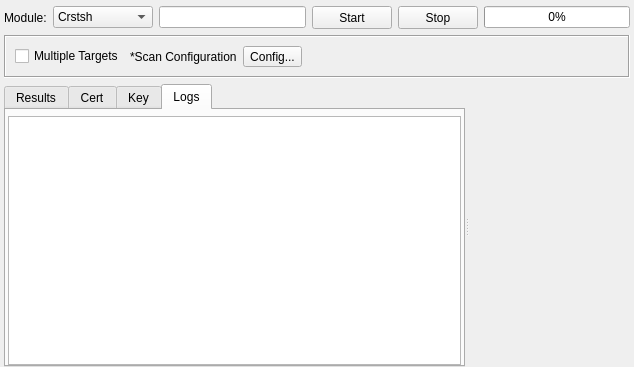
First picture: the form in sub3suite/src/enums/ssl/SSLEnum.ui, repository 3nock/OTE, before the edit.
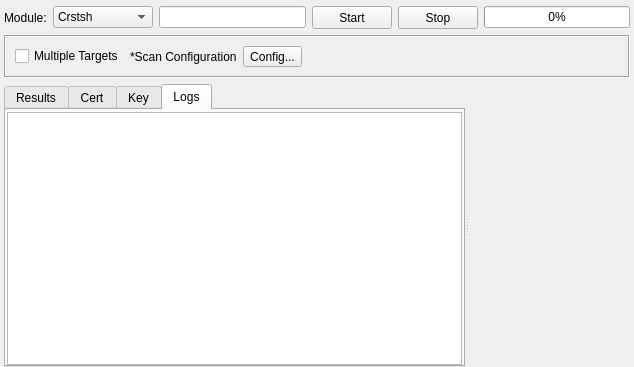
Second picture: the form after the edit. The open tabs and pages were chosen to show the change. Custom widgets are drawn as their Qt base class.

Commit message: refactored ASN Enum

Diff of the .ui file:
```diff
--- a/sub3suite/src/enums/ssl/SSLEnum.ui
+++ b/sub3suite/src/enums/ssl/SSLEnum.ui
@@ -348,13 +348,13 @@
        </attribute>
        <layout class="QVBoxLayout" name="verticalLayout_3">
         <property name="leftMargin">
-         <number>2</number>
+         <number>1</number>
         </property>
         <property name="topMargin">
-         <number>6</number>
+         <number>2</number>
         </property>
         <property name="rightMargin">
-         <number>2</number>
+         <number>1</number>
         </property>
         <property name="bottomMargin">
          <number>0</number>
```
Left out of the diff: 4 changed lines with no effect on the pictures. The commit also changes 15 other files.
